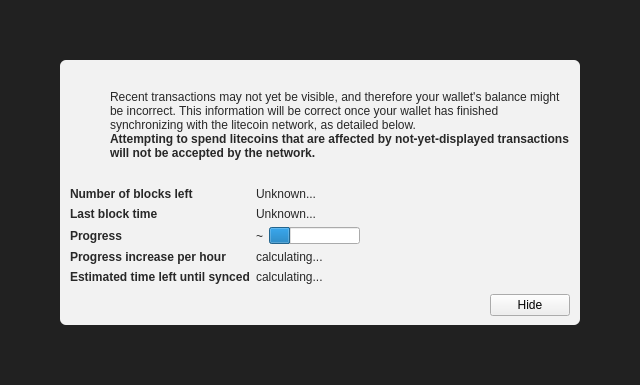
Before: the Qt Designer form src/qt/forms/modaloverlay.ui in oyesiji/newtum, drawn with Qt 5.
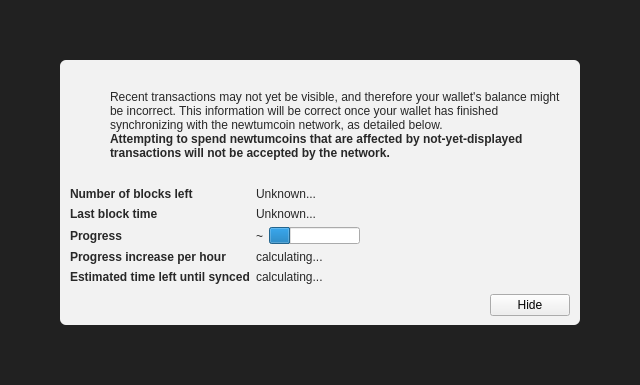
After: the same form once the commit is applied. Icons and pictures are not drawn. Custom widgets are drawn as their Qt base class.

Diff of the .ui file:
```diff
--- a/src/qt/forms/modaloverlay.ui
+++ b/src/qt/forms/modaloverlay.ui
@@ -130,7 +130,7 @@
              <item>
               <widget class="QLabel" name="infoText">
                <property name="text">
-                <string>Recent transactions may not yet be visible, and therefore your wallet's balance might be incorrect. This information will be correct once your wallet has finished synchronizing with the litecoin network, as detailed below.</string>
+                <string>Recent transactions may not yet be visible, and therefore your wallet's balance might be incorrect. This information will be correct once your wallet has finished synchronizing with the newtumcoin network, as detailed below.</string>
                </property>
                <property name="textFormat">
                 <enum>Qt::RichText</enum>
@@ -149,7 +149,7 @@
                 </font>
                </property>
                <property name="text">
-                <string>Attempting to spend litecoins that are affected by not-yet-displayed transactions will not be accepted by the network.</string>
+                <string>Attempting to spend newtumcoins that are affected by not-yet-displayed transactions will not be accepted by the network.</string>
                </property>
                <property name="textFormat">
                 <enum>Qt::RichText</enum>
```
